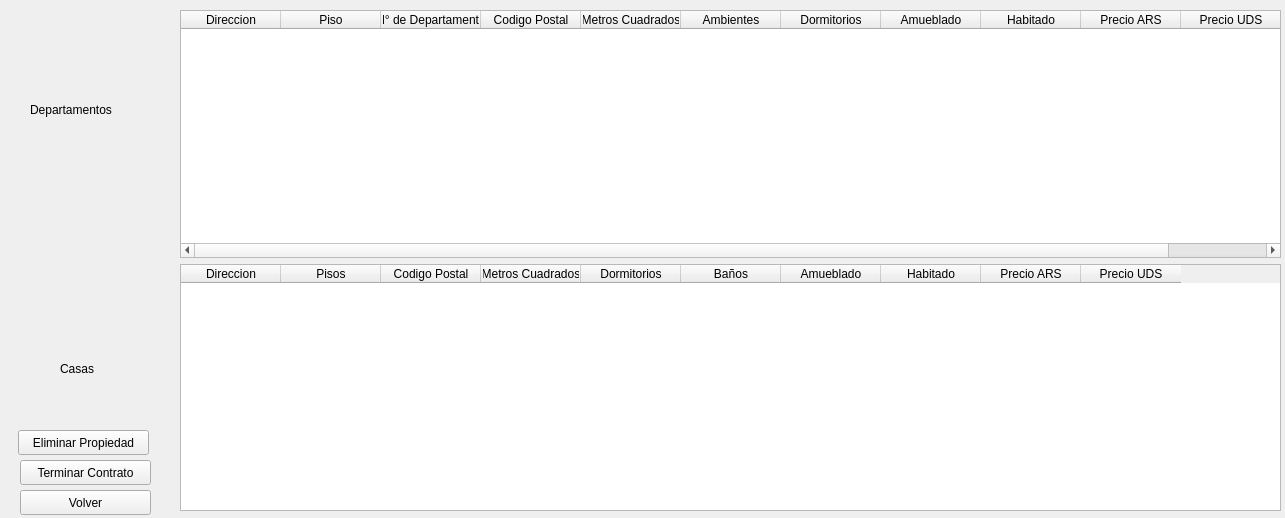
Old version of the form Alquiladas.ui in the repository MateMar04/TP-Qt.
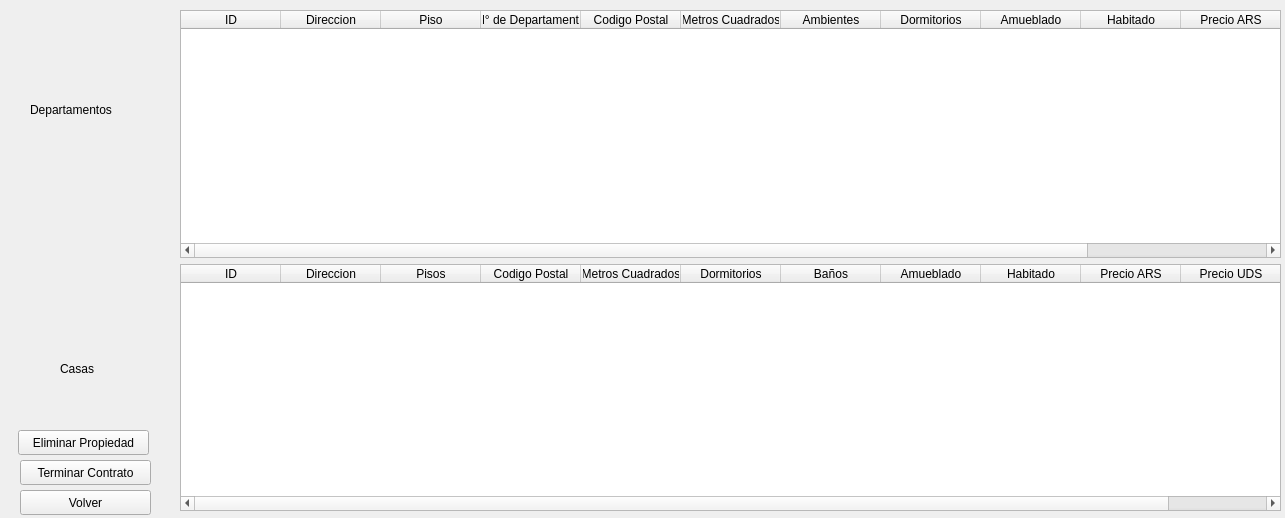
New version of the form.

```diff
--- a/Alquiladas.ui
+++ b/Alquiladas.ui
@@ -41,6 +41,11 @@
        <attribute name="horizontalHeaderDefaultSectionSize">
         <number>100</number>
        </attribute>
+       <column>
+        <property name="text">
+         <string>ID</string>
+        </property>
+       </column>
        <column>
         <property name="text">
          <string>Direccion</string>
@@ -99,7 +104,12 @@
       </widget>
      </item>
      <item>
-      <widget class="QTableWidget" name="tableWidget_2">
+      <widget class="QTableWidget" name="tb_casas">
+       <column>
+        <property name="text">
+         <string>ID</string>
+        </property>
+       </column>
        <column>
         <property name="text">
          <string>Direccion</string>
```
Left out of the diff: 2 changed lines with no effect on the pictures.
